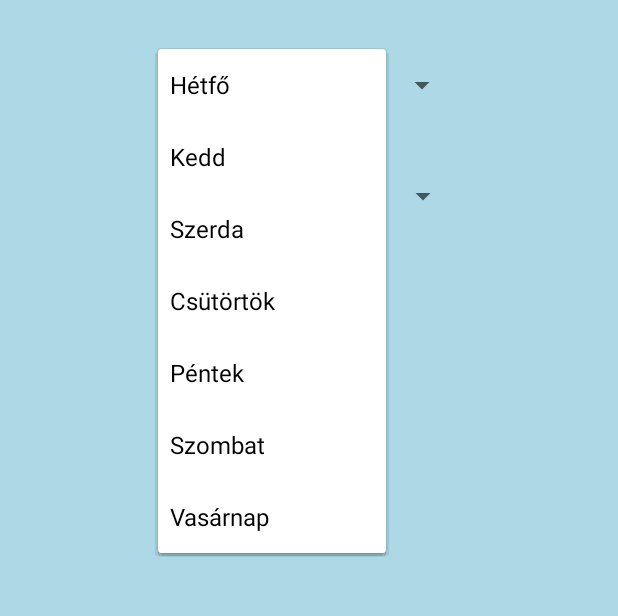
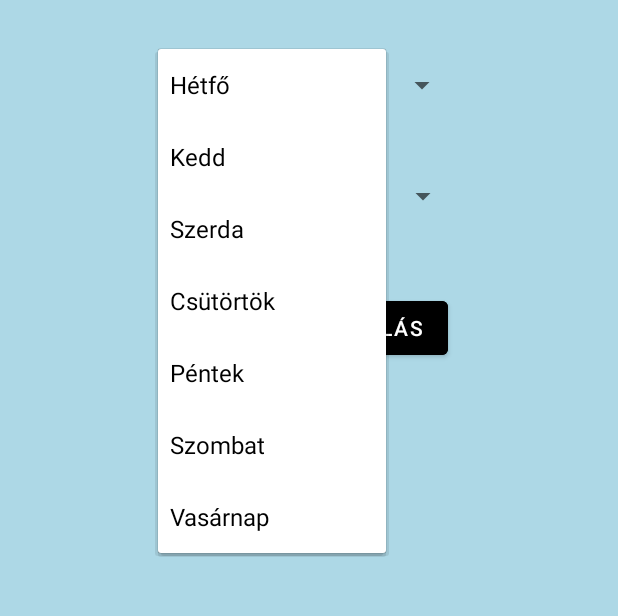
Before and after one commit to Kutyakozmetika/MobilApplication, an Android app: the Appointment screen opened directly, with no data from a screen before it, after a tap on "Hétfő", on a phone screen of 412 x 824 dp, the part 271-887 px from its top. Run offline under Robolectric (Android 15) with nearby library versions, the phone set to English and light mode, and no system bars; libraries missing offline, so code that uses them is left out: com.vishnusivadas.advanced_httpurlconnection.

Commit message:
Időpontfoglalás folyamatban

```diff
--- a/app/src/main/java/com/example/mobilapplication/Appointment.java
+++ b/app/src/main/java/com/example/mobilapplication/Appointment.java
@@ -1,14 +1,29 @@
 package com.example.mobilapplication;
 
+import androidx.annotation.RequiresApi;
 import androidx.appcompat.app.AppCompatActivity;
 
+import android.content.Intent;
+import android.os.Build;
 import android.os.Bundle;
+import android.os.Handler;
+import android.os.Looper;
+import android.util.Log;
+import android.view.View;
 import android.widget.ArrayAdapter;
 import android.widget.Spinner;
+import android.widget.Button;
+import android.widget.Toast;
+
+import com.vishnusivadas.advanced_httpurlconnection.PutData;
+
+import java.time.LocalDateTime;
+import java.time.format.DateTimeFormatter;
 
 public class Appointment extends AppCompatActivity {
 
     Spinner daySpinner, hourSpinner;
+    Button appointment;
 
     @Override
     protected void onCreate(Bundle savedInstanceState) {
@@ -18,6 +33,8 @@ public class Appointment extends AppCompatActivity {
         daySpinner = findViewById(R.id.Day);
         hourSpinner = findViewById(R.id.Hour);
 
+        appointment = findViewById(R.id.Appointment);
+
         String[] days = new String[]{"Hétfő", "Kedd", "Szerda", "Csütörtök", "Péntek", "Szombat", "Vasárnap"};
         final ArrayAdapter<String> adapter = new ArrayAdapter<>(this, android.R.layout.simple_spinner_dropdown_item, days);
         daySpinner.setAdapter(adapter);
@@ -25,5 +42,52 @@ public class Appointment extends AppCompatActivity {
         String[] hours = new String[]{"10:00", "11:00", "12:00", "13:00", "14:00", "15:00", "16:00"};
         final ArrayAdapter<String> adapter1 = new ArrayAdapter<>(this, android.R.layout.simple_spinner_dropdown_item, hours);
         hourSpinner.setAdapter(adapter1);
+
+        appointment.setOnClickListener(new View.OnClickListener() {
+            @RequiresApi(api = Build.VERSION_CODES.O)
+            @Override
+            public void onClick(View v) {
+                String day = daySpinner.getSelectedItem().toString();
+                String hour = hourSpinner.getSelectedItem().toString();
+
+
+                if(!day.equals("")) {
+                    Handler handler = new Handler(Looper.getMainLooper());
+                    handler.post(new Runnable() {
+                        @Override
+                        public void run() {
+                            //Starting Write and Read data with URL
+                            //Creating array for parameters
+                            String[] field = new String[2];
+                            field[0] = "foglalasNapja";
+                            field[1] = "foglalasOraja";
+                            //Creating array for data
+                            String[] data = new String[2];
+                            data[0] = day;
+                            data[1] = hour;
+                            PutData putData = new PutData("http://10.0.11.106/kutyakozmetikaphp/order.php", "POST", field, data);
+                            if (putData.startPut()) {
+                                if (putData.onComplete()) {
+                                    String result = putData.getResult();
+                                    if(result.equals("Order Success")){
+                                        Toast.makeText(getApplicationContext(), result, Toast.LENGTH_SHORT).show();
+                                        Intent intent = new Intent(getApplicationContext(), Login.class);
+                                        startActivity(intent);
+                                        finish();
+                                    }else{
+                                        Toast.makeText(getApplicationContext(), result, Toast.LENGTH_SHORT).show();
+                                    }
+                                    Log.i("PutData", result);
+                                }
+                            }
+                            //End Write and Read data with URL
+                        }
+                    });
+                }
+                else{
+                    Toast.makeText(getApplicationContext(), "All fields required!", Toast.LENGTH_SHORT).show();
+                }
+            }
+        });
     }
 }
--- a/app/src/main/res/layout/activity_appointment.xml
+++ b/app/src/main/res/layout/activity_appointment.xml
@@ -59,6 +59,19 @@
         app:layout_constraintVertical_bias="0.05"
         tools:ignore="SpeakableTextPresentCheck" />
 
+    <Button
+        android:id="@+id/Appointment"
+        android:layout_width="wrap_content"
+        android:layout_height="wrap_content"
+        android:layout_marginTop="40dp"
+        android:text="@string/appointment"
+        android:textColor="#FFFFFF"
+        android:backgroundTint="@color/black"
+        app:layout_constraintEnd_toEndOf="parent"
+        app:layout_constraintStart_toStartOf="parent"
+        app:layout_constraintTop_toBottomOf="@+id/Hour"
+        tools:ignore="DuplicateSpeakableTextCheck,TextContrastCheck" />
+
 
 
 </androidx.constraintlayout.widget.ConstraintLayout>
```
